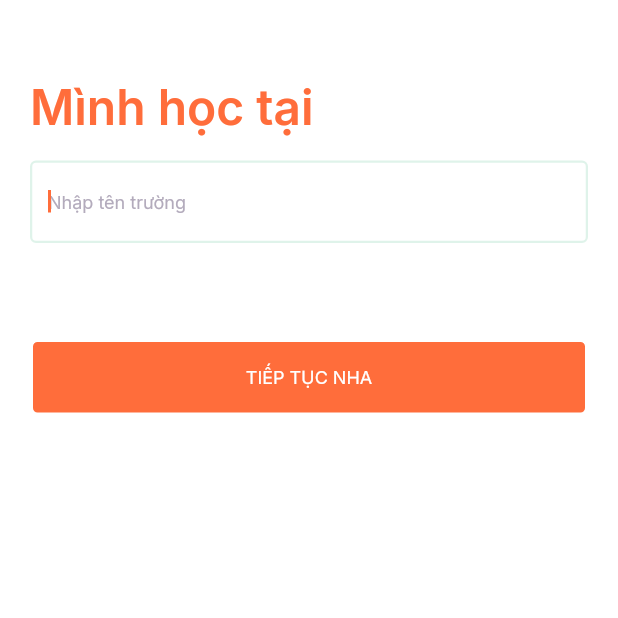
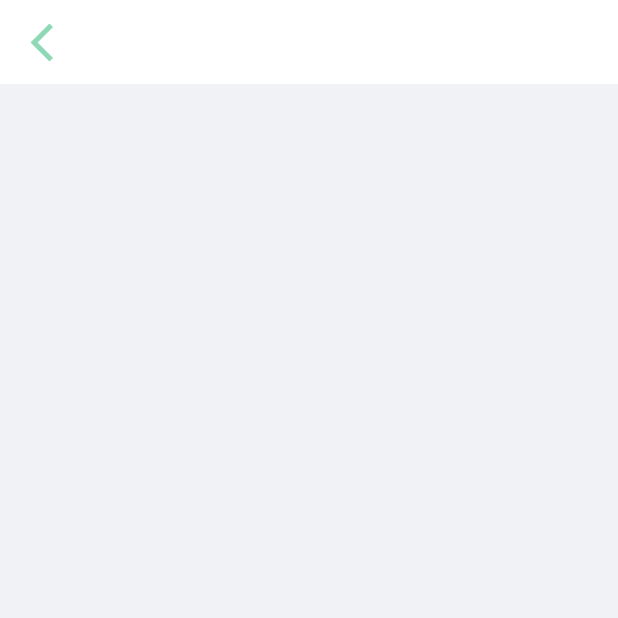
Before and after one commit to GDSC-UIT/sese-mobile, a Flutter app: the screen it shows after launch, on a phone screen of 412 x 824 dp, the top half of it. Run offline on Flutter 3.47's test engine with Material 2 defaults, Android fonts, the phone set to English and light mode, and no system bars; our stand-ins replace carousel_slider, firebase_auth, firebase_core, get, get_storage, google_fonts and 3 more; missing offline and left inert: flutter_facebook_auth; accounts and stored records are empty.

Commit message:
add verify begin screen

```diff
--- a/lib/app/modules/login/screens/login_email_screen.dart
+++ b/lib/app/modules/login/screens/login_email_screen.dart
@@ -57,7 +57,7 @@ class LoginEmailScreen extends StatelessWidget {
               AppButton(
                 onPress: () {},
                 text: "TIẾP TỤC NHA",
-                textColor: Colors.white,
+                textStyle: CustomTextStyle.t8(Colors.white),
                 backgroundColor: AppColors.primaryColor,
               ),
             ],
--- a/lib/app/modules/login/screens/login_phone_screen.dart
+++ b/lib/app/modules/login/screens/login_phone_screen.dart
@@ -74,7 +74,7 @@ class _LoginPhoneScreenState extends State<LoginPhoneScreen> {
               AppButton(
                 onPress: () {},
                 text: "TIẾP TỤC NHA",
-                textColor: Colors.white,
+                textStyle: CustomTextStyle.t8(Colors.white),
                 backgroundColor: AppColors.primaryColor,
               )
             ],
--- /dev/null
+++ b/lib/app/modules/verify/screens/verify_front_sv_screen.dart
@@ -0,0 +1,28 @@
+import 'package:flutter/material.dart';
+
+import '../../../core/values/app_colors.dart';
+
+class VerifyFrontSvScreen extends StatefulWidget {
+  const VerifyFrontSvScreen({Key? key}) : super(key: key);
+
+  @override
+  State<VerifyFrontSvScreen> createState() => _VerifyFrontSvScreenState();
+}
+
+class _VerifyFrontSvScreenState extends State<VerifyFrontSvScreen> {
+  @override
+  Widget build(BuildContext context) {
+    return SafeArea(
+      child: Scaffold(
+        appBar: AppBar(
+          leading: const Icon(
+            Icons.arrow_back_ios_new,
+            color: AppColors.backIcon,
+            size: 30,
+          ),
+          elevation: 0,
+        ),
+      ),
+    );
+  }
+}
--- /dev/null
+++ b/lib/app/modules/verify/verify_binding.dart
@@ -0,0 +1,9 @@
+import 'package:get/get.dart';
+import 'package:sese/app/modules/verify/verify_controller.dart';
+
+class VerifyBinding implements Bindings {
+  @override
+  void dependencies() {
+    Get.lazyPut<VerifyController>(() => VerifyController());
+  }
+}
--- /dev/null
+++ b/lib/app/modules/verify/verify_controller.dart
@@ -0,0 +1,3 @@
+import 'package:get/get.dart';
+
+class VerifyController extends GetxController {}
--- a/lib/app/routes/app_pages.dart
+++ b/lib/app/routes/app_pages.dart
@@ -11,6 +11,9 @@ import 'package:sese/app/modules/login/screens/login_university_screen.dart';
 import 'package:sese/app/modules/login/screens/login_email_screen.dart';
 import 'package:sese/app/modules/login/screens/login_phone_screen.dart';
 import 'package:sese/app/modules/login/screens/login_verify_begin_screen.dart';
+import 'package:sese/app/modules/verify/screens/verify_begin_screen.dart';
+import 'package:sese/app/modules/verify/screens/verify_front_sv_screen.dart';
+import 'package:sese/app/modules/verify/verify_binding.dart';
 
 import 'package:sese/app/routes/app_routes.dart';
 
@@ -80,5 +83,19 @@ abstract class AppPages {
       binding: LoginBinding(),
       transitionDuration: const Duration(seconds: 1),
     ),
+    GetPage(
+      name: AppRoutes.verifyBegin,
+      transition: Transition.leftToRight,
+      page: () => VerifyBeginScreen(),
+      binding: VerifyBinding(),
+      transitionDuration: const Duration(seconds: 1),
+    ),
+    GetPage(
+      name: AppRoutes.verifyFrontSv,
+      transition: Transition.leftToRight,
+      page: () => VerifyFrontSvScreen(),
+      binding: VerifyBinding(),
+      transitionDuration: const Duration(seconds: 1),
+    ),
   ];
 }
--- a/lib/app/routes/app_routes.dart
+++ b/lib/app/routes/app_routes.dart
@@ -9,4 +9,6 @@ abstract class AppRoutes {
   static const authPhone = '/auth/phone';
   static const authEmail = '/auth/email';
   static const authVerifyBegin = '/auth/verifyBegin';
+  static const verifyBegin = '/verify/begin';
+  static const verifyFrontSv = '/verify/frontSv';
 }
--- a/lib/main.dart
+++ b/lib/main.dart
@@ -27,7 +27,7 @@ class MyApp extends StatelessWidget {
       theme: AppTheme.lightTheme,
       darkTheme: AppTheme.darkTheme,
       themeMode: ThemeService.theme,
-      initialRoute: AppRoutes.authUni,
+      initialRoute: AppRoutes.verifyFrontSv,
       locale: LocalizationService.locale,
       fallbackLocale: LocalizationService.fallbackLocale,
       translations: LocalizationService(),
```
Also changed, not shown: lib/app/modules/verify/screens/verify_begin_screen.dart (added, +93 -0 lines).
